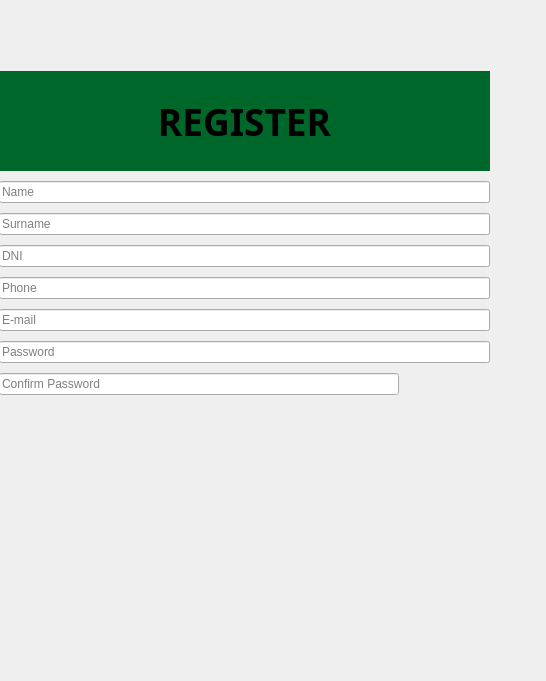
Before: the Qt Designer form src/Vista/registro.ui in gjimec00/STDEvents, drawn with Qt 5.
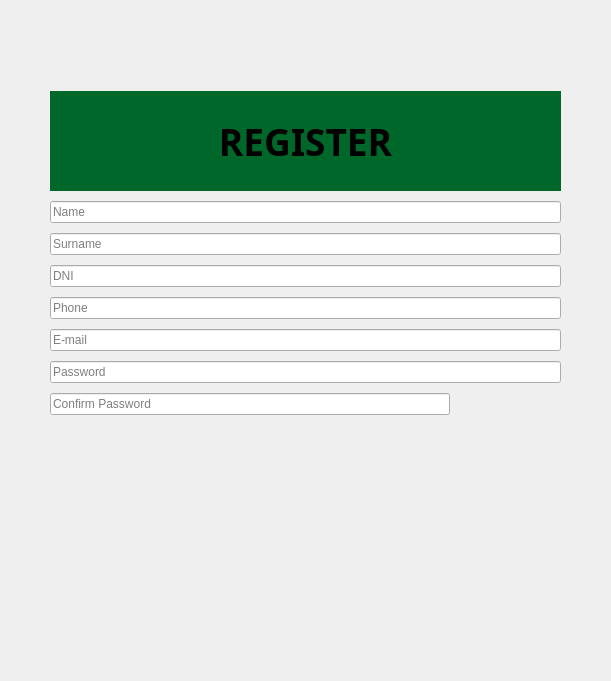
After: the same form once the commit is applied.

What changed in the file:
```diff
--- a/src/Vista/registro.ui
+++ b/src/Vista/registro.ui
@@ -6,7 +6,7 @@
    <rect>
     <x>0</x>
     <y>0</y>
-    <width>546</width>
+    <width>611</width>
     <height>681</height>
    </rect>
   </property>
@@ -16,10 +16,10 @@
   <widget class="QWidget" name="verticalLayoutWidget">
    <property name="geometry">
     <rect>
-     <x>-1</x>
-     <y>70</y>
-     <width>491</width>
-     <height>579</height>
+     <x>50</x>
+     <y>90</y>
+     <width>511</width>
+     <height>572</height>
     </rect>
    </property>
    <layout class="QVBoxLayout" name="verticalLayout">
@@ -107,6 +107,12 @@
     </item>
     <item>
      <widget class="QLineEdit" name="lineEdit_7">
+      <property name="sizePolicy">
+       <sizepolicy hsizetype="Expanding" vsizetype="Fixed">
+        <horstretch>0</horstretch>
+        <verstretch>0</verstretch>
+       </sizepolicy>
+      </property>
       <property name="maximumSize">
        <size>
         <width>400</width>
```
